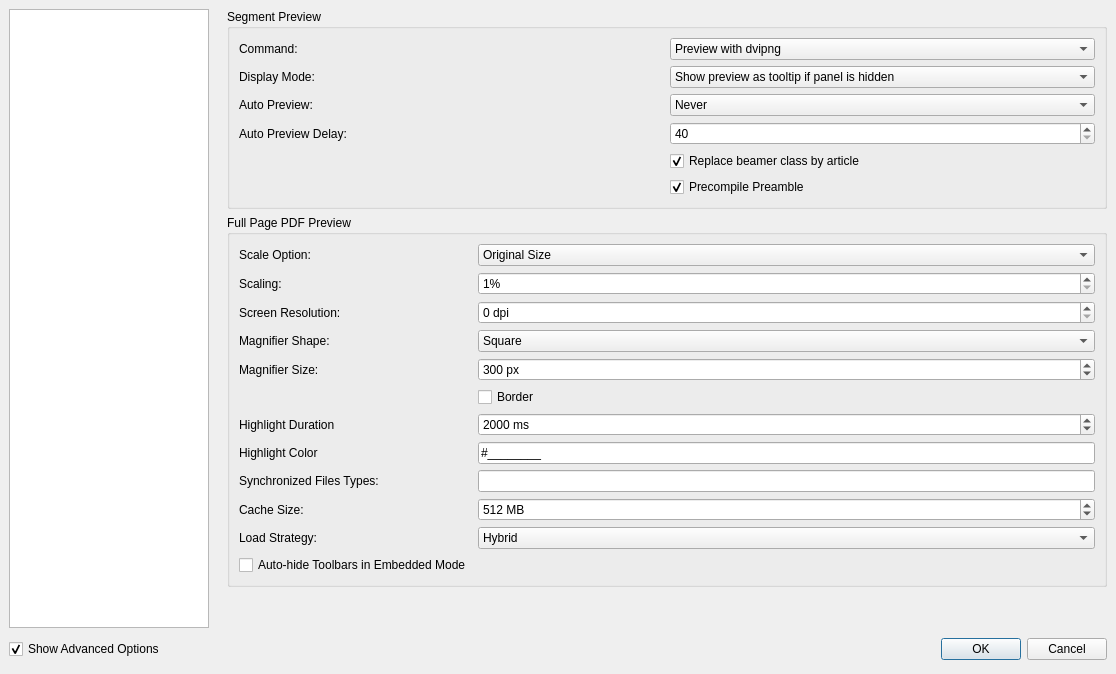
Before: the Qt Designer form configdialog.ui in texstudio-org/texstudio, drawn with Qt 5.
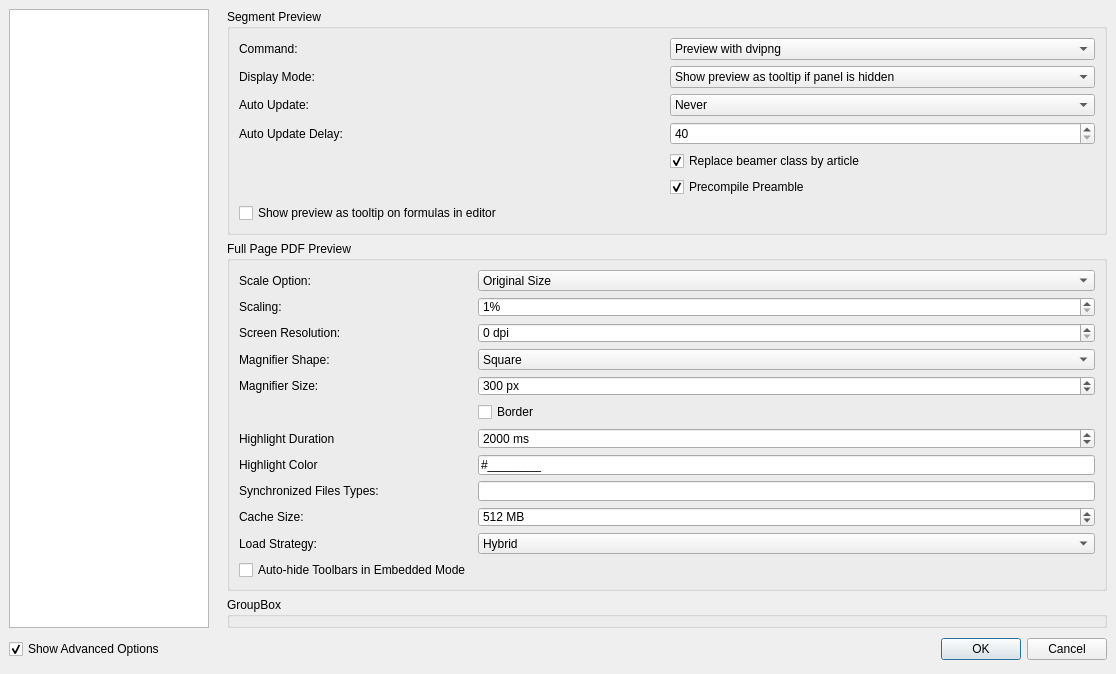
After: the same form once the commit is applied. The open tabs and pages were chosen to show the change. Icons and pictures are not drawn.

Commit message: rename "Segement Preview" -> "Auto Preview" to "Auto Update"; move "Show preview as tooltip on formulas" from "Advanced Editor" to "Segment Preview"

Patch:
```diff
--- a/configdialog.ui
+++ b/configdialog.ui
@@ -1937,13 +1937,6 @@
                 </property>
                </widget>
               </item>
-              <item row="4" column="2" colspan="2">
-               <widget class="QCheckBox" name="checkBoxToolTipPreview">
-                <property name="text">
-                 <string>Show preview as tooltip on formulas in editor</string>
-                </property>
-               </widget>
-              </item>
               <item row="5" column="0">
                <widget class="QCheckBox" name="checkBoxSmoothScrolling">
                 <property name="text">
@@ -3233,7 +3226,7 @@
           <item row="2" column="0">
            <widget class="QLabel" name="label_35">
             <property name="text">
-             <string>Auto Preview:</string>
+             <string>Auto Update:</string>
             </property>
            </widget>
           </item>
@@ -3254,7 +3247,7 @@
           <item row="3" column="0">
            <widget class="QLabel" name="label_36">
             <property name="text">
-             <string>Auto Preview Delay:</string>
+             <string>Auto Update Delay:</string>
             </property>
             <property name="advancedOption" stdset="0">
              <bool>true</bool>
@@ -3300,6 +3293,13 @@
             </property>
            </widget>
           </item>
+          <item row="6" column="0" colspan="2">
+           <widget class="QCheckBox" name="checkBoxToolTipPreview">
+            <property name="text">
+             <string>Show preview as tooltip on formulas in editor</string>
+            </property>
+           </widget>
+          </item>
          </layout>
         </widget>
        </item>
@@ -3603,6 +3603,13 @@
          </layout>
         </widget>
        </item>
+       <item>
+        <widget class="QGroupBox" name="groupBox_17">
+         <property name="title">
+          <string>GroupBox</string>
+         </property>
+        </widget>
+       </item>
        <item>
         <spacer name="verticalSpacer_2">
          <property name="orientation">
```
Left out of the diff: 16 changed lines with no effect on the pictures.
